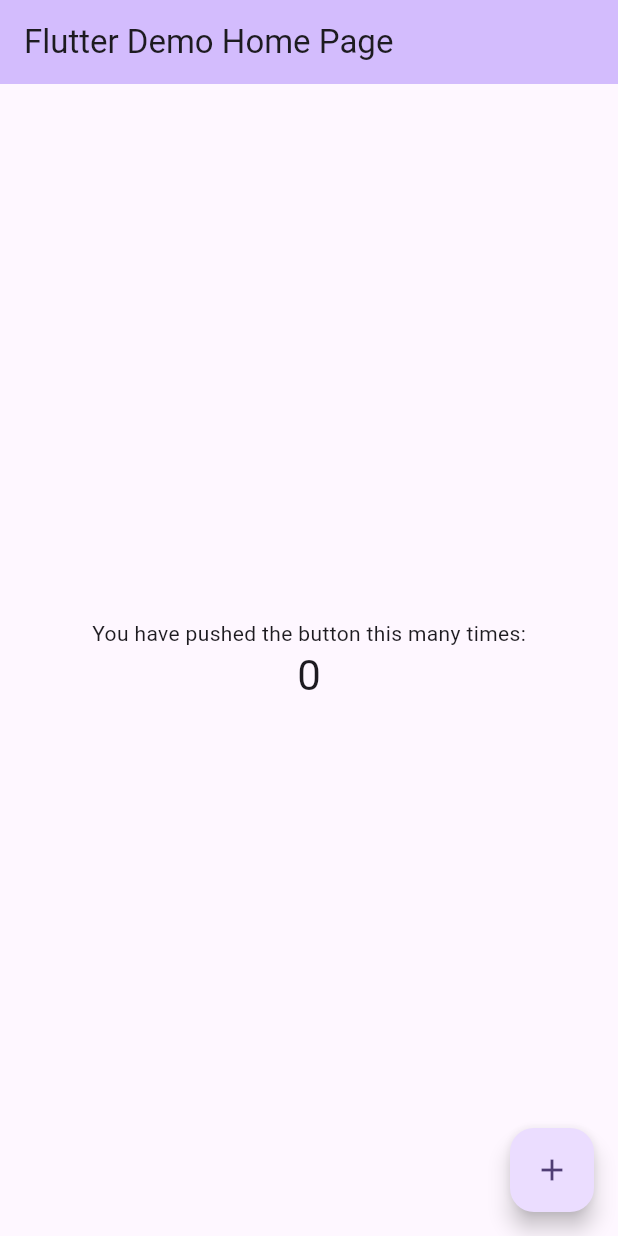
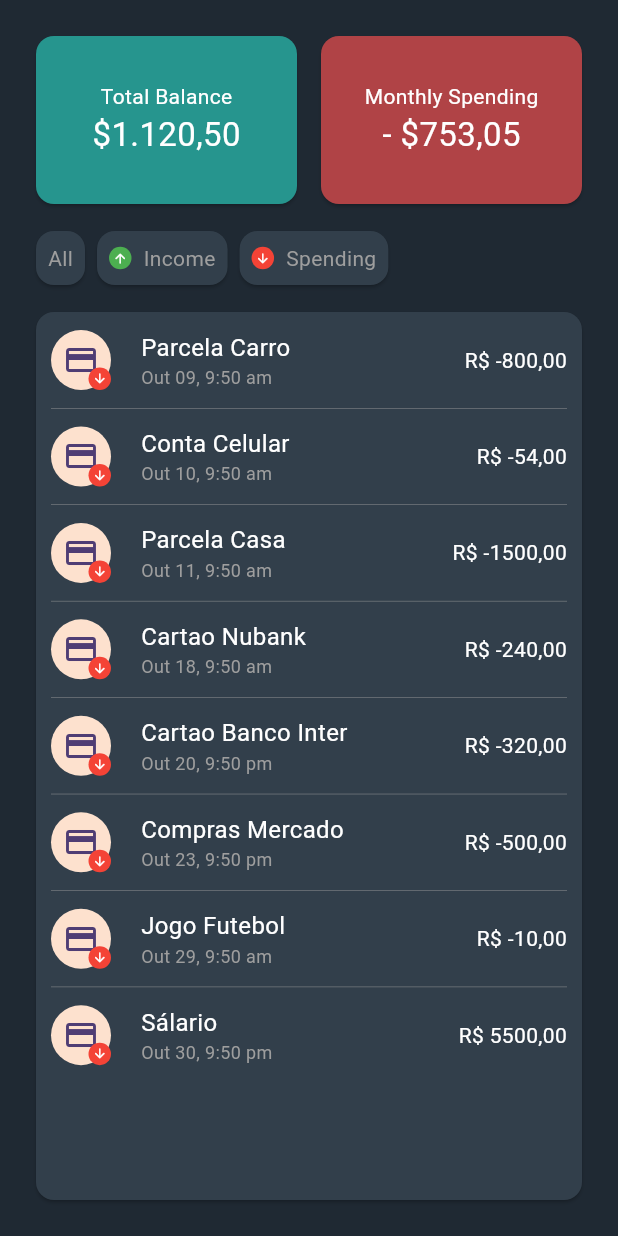
Before and after one commit to Brolby/monbly, a Flutter app: the screen it shows after launch, on a phone screen of 412 x 824 dp. Run offline on Flutter 3.47's test engine with Material 3 defaults, Android fonts, the phone set to English and light mode, and no system bars; missing offline and left inert: dart:ffi.

Commit message:
fazendo as primeiras telas e testando layouts

```diff
--- /dev/null
+++ b/lib/expense_model.dart
@@ -0,0 +1,44 @@
+import 'dart:convert';
+
+class ExpenseModel {
+  final String expenseday;
+  final String expenseWeekDay;
+  final String expenseName;
+  final String expenseCategory;
+  final String expenseValue;
+  bool expenseWasPaid;
+  ExpenseModel({
+    required this.expenseday,
+    required this.expenseWeekDay,
+    required this.expenseName,
+    required this.expenseCategory,
+    required this.expenseValue,
+    required this.expenseWasPaid,
+  });
+
+  Map<String, dynamic> toMap() {
+    return {
+      'expenseday': expenseday,
+      'expenseWeekDay': expenseWeekDay,
+      'expenseName': expenseName,
+      'expenseCategory': expenseCategory,
+      'expenseValue': expenseValue,
+      'expenseWasPaid': expenseWasPaid,
+    };
+  }
+
+  factory ExpenseModel.fromMap(Map<String, dynamic> map) {
+    return ExpenseModel(
+      expenseday: map['expenseday'] ?? '',
+      expenseWeekDay: map['expenseWeekDay'] ?? '',
+      expenseName: map['expenseName'] ?? '',
+      expenseCategory: map['expenseCategory'] ?? '',
+      expenseValue: map['expenseValue'] ?? '',
+      expenseWasPaid: map['expenseWasPaid'] ?? '',
+    );
+  }
+
+  String toJson() => json.encode(toMap());
+
+  factory ExpenseModel.fromJson(String source) => ExpenseModel.fromMap(json.decode(source));
+}
--- /dev/null
+++ b/lib/expense_page.dart
@@ -0,0 +1,242 @@
+import 'dart:ffi';
+
+import 'package:flutter/material.dart';
+import 'package:monbly/expense_model.dart';
+import 'package:monbly/item_expense_widget.dart';
+
+class ExpensePage extends StatefulWidget {
+  const ExpensePage({super.key});
+
+  @override
+  State<ExpensePage> createState() => _ExpensePageState();
+}
+
+class _ExpensePageState extends State<ExpensePage> {
+  List<ExpenseModel> expenses = [
+    ExpenseModel(
+        expenseday: "02",
+        expenseWeekDay: "QUI",
+        expenseName: "Parcela Carro",
+        expenseCategory: "Out 09, 9:50 am",
+        expenseValue: "R\$ -800,00",
+        expenseWasPaid: true),
+    ExpenseModel(
+        expenseday: "03",
+        expenseWeekDay: "SEX",
+        expenseName: "Conta Celular",
+        expenseCategory: "Out 10, 9:50 am",
+        expenseValue: "R\$ -54,00",
+        expenseWasPaid: true),
+    ExpenseModel(
+        expenseday: "04",
+        expenseWeekDay: "SAB",
+        expenseName: "Parcela Casa",
+        expenseCategory: "Out 11, 9:50 am",
+        expenseValue: "R\$ -1500,00",
+        expenseWasPaid: true),
+    ExpenseModel(
+        expenseday: "05",
+        expenseWeekDay: "DOM",
+        expenseName: "Cartao Nubank",
+        expenseCategory: "Out 18, 9:50 am",
+        expenseValue: "R\$ -240,00",
+        expenseWasPaid: false),
+    ExpenseModel(
+        expenseday: "06",
+        expenseWeekDay: "SEG",
+        expenseName: "Cartao Banco Inter",
+        expenseCategory: "Out 20, 9:50 pm",
+        expenseValue: "R\$ -320,00",
+        expenseWasPaid: false),
+    ExpenseModel(
+        expenseday: "07",
+        expenseWeekDay: "TER",
+        expenseName: "Compras Mercado",
+        expenseCategory: "Out 23, 9:50 pm",
+        expenseValue: "R\$ -500,00",
+        expenseWasPaid: false),
+    ExpenseModel(
+        expenseday: "08",
+        expenseWeekDay: "QUA",
+        expenseName: "Jogo Futebol",
+        expenseCategory: "Out 29, 9:50 am",
+        expenseValue: "R\$ -10,00",
+        expenseWasPaid: false),
+    ExpenseModel(
+        expenseday: "30",
+        expenseWeekDay: "QUA",
+        expenseName: "Sálario",
+        expenseCategory: "Out 30, 9:50 pm",
+        expenseValue: "R\$ 5500,00",
+        expenseWasPaid: true)
+  ];
+
+  @override
+  Widget build(BuildContext context) {
+    return Scaffold(
+      backgroundColor: const Color.fromARGB(255, 31, 41, 51),
+      body: Padding(
+        padding: EdgeInsets.only(top: MediaQuery.of(context).padding.top),
+        child: Center(
+          child: Padding(
+            padding: const EdgeInsets.all(20),
+            child: Column(
+              children: [
+                const Row(
+                  mainAxisAlignment: MainAxisAlignment.spaceBetween,
+                  children: [
+                    Expanded(
+                      child: SizedBox(
+                        height: 120,
+                        child: Card(
+                          color: Color.fromARGB(255, 38, 149, 142),
+                          child: Column(
+                            mainAxisAlignment: MainAxisAlignment.center,
+                            children: [
+                              Text("Total Balance",
+                                  style: TextStyle(
+                                      color: Colors.white, fontSize: 14)),
+                              Text("\$1.120,50",
+                                  style: TextStyle(
+                                      color: Colors.white, fontSize: 22))
+                            ],
+                          ),
+                        ),
+                      ),
+                    ),
+                    SizedBox(width: 8),
+                    Expanded(
+                      child: SizedBox(
+                        height: 120,
+                        child: Card(
+                          color: Color.fromARGB(255, 176, 67, 70),
+                          child: Column(
+                            mainAxisAlignment: MainAxisAlignment.center,
+                            children: [
+                              Text("Monthly Spending",
+                                  style: TextStyle(
+                                      color: Colors.white, fontSize: 14)),
+                              Text("- \$753,05",
+                                  style: TextStyle(
+                                      color: Colors.white, fontSize: 22))
+                            ],
+                          ),
+                        ),
+                      ),
+                    ),
+                  ],
+                ),
+                const Padding(
+                  padding: EdgeInsets.symmetric(vertical: 10),
+                  child: Row(
+                    children: [
+                      Card(
+                        color: Color.fromARGB(255, 50, 63, 75),
+                        child: Padding(
+                          padding: EdgeInsets.all(8.0),
+                          child: Text(
+                            "All",
+                            style: TextStyle(color: Colors.grey),
+                          ),
+                        ),
+                      ),
+                      Card(
+                        color: Color.fromARGB(255, 50, 63, 75),
+                        child: Padding(
+                          padding: EdgeInsets.all(8.0),
+                          child: Row(
+                            children: [
+                              SizedBox(
+                                height: 15,
+                                width: 15,
+                                child: CircleAvatar(
+                                  backgroundColor: Colors.green,
+                                  child: Icon(
+                                    Icons.arrow_upward_rounded,
+                                    size: 10,
+                                    color: Colors.white,
+                                  ),
+                                ),
+                              ),
+                              SizedBox(width: 8),
+                              Text(
+                                "Income",
+                                style: TextStyle(color: Colors.grey),
+                              ),
+                            ],
+                          ),
+                        ),
+                      ),
+                      Card(
+                        color: Color.fromARGB(255, 50, 63, 75),
+                        child: Padding(
+                          padding: EdgeInsets.all(8.0),
+                          child: Row(
+                            children: [
+                              SizedBox(
+                                height: 15,
+                                width: 15,
+                                child: CircleAvatar(
+                                  backgroundColor: Colors.red,
+                                  child: Icon(
+                                    Icons.arrow_downward_rounded,
+                                    size: 10,
+                                    color: Colors.white,
+                                  ),
+                                ),
+                              ),
+                              SizedBox(width: 8),
+                              Text(
+                                "Spending",
+                                style: TextStyle(color: Colors.grey),
+                              ),
+                            ],
+                          ),
+                        ),
+                      ),
+                    ],
+                  ),
+                ),
+                Expanded(
+                  child: Card(
+                      color: const Color.fromARGB(255, 50, 63, 75),
+                      child: Padding(
+                        padding: const EdgeInsets.only(left: 10, right: 10),
+                        child: ListView.separated(
+                            physics: const BouncingScrollPhysics(),
+                            padding: EdgeInsets.zero,
+                            itemCount: expenses.length,
+                            separatorBuilder: (context, index) => SizedBox(
+                                  width: double.infinity,
+                                  child: Container(
+                                    color: Colors.grey,
+                                    height: 0.3,
+                                  ),
+                                ),
+                            itemBuilder: (context, index) {
+                              final data = expenses[index];
+                              return ItemExpenseWidget(
+                                eDay: data.expenseday,
+                                eWeekDay: data.expenseWeekDay,
+                                eValue: data.expenseValue,
+                                eName: data.expenseName,
+                                eCategory: data.expenseCategory,
+                                eWasPaid: data.expenseWasPaid,
+                                wasChecked: (value) {
+                                  setState(() {
+                                    expenses[index].expenseWasPaid =
+                                        !expenses[index].expenseWasPaid;
+                                  });
+                                },
+                              );
+                            }),
+                      )),
+                ),
+              ],
+            ),
+          ),
+        ),
+      ),
+    );
+  }
+}
--- /dev/null
+++ b/lib/item_expense_widget.dart
@@ -0,0 +1,81 @@
+import 'package:flutter/material.dart';
+
+class ItemExpenseWidget extends StatefulWidget {
+  final String eDay;
+  final String eWeekDay;
+  final String eName;
+  final String? eCategory;
+  final String eValue;
+  final bool eWasPaid;
+  final void Function(bool?)? wasChecked;
+  const ItemExpenseWidget(
+      {super.key,
+      required this.eDay,
+      required this.eWeekDay,
+      required this.eName,
+      this.eCategory,
+      required this.eValue,
+      required this.eWasPaid,
+      required this.wasChecked});
+
+  @override
+  State<ItemExpenseWidget> createState() => _ItemExpenseWidgetState();
+}
+
+class _ItemExpenseWidgetState extends State<ItemExpenseWidget> {
+  @override
+  Widget build(BuildContext context) {
+    return Column(
+      children: [
+        Padding(
+          padding: const EdgeInsets.symmetric(vertical: 12),
+          child: Row(
+            mainAxisAlignment: MainAxisAlignment.center,
+            children: [
+              const Stack(alignment: AlignmentDirectional.bottomEnd, children: [
+                              CircleAvatar(
+              backgroundColor: Color.fromARGB(255, 253, 225, 206),
+              child: Icon(Icons.credit_card),
+                              ),
+                              SizedBox(
+              height: 15,
+              width: 15,
+              child: CircleAvatar(
+                backgroundColor: Colors.red,
+                child: Icon(
+                  Icons.arrow_downward_rounded,
+                  size: 10,
+                  color: Colors.white,
+                ),
+              ),
+                              ),
+                            ]),
+              Padding(
+                padding: const EdgeInsets.only(left: 20),
+                child: Column(
+                  crossAxisAlignment: CrossAxisAlignment.start,
+                  children: [
+                    Text(
+                      widget.eName,
+                      style: const TextStyle(fontSize: 16, color: Colors.white),
+                    ),
+                    if (widget.eCategory != null)
+                      Text(
+                        widget.eCategory!,
+                        style: const TextStyle(fontSize: 12, color: Colors.grey),
+                      ),
+                  ],
+                ),
+              ),
+              const Spacer(),
+              Text(
+                widget.eValue,
+                style: const TextStyle(color: Colors.white),
+              ),
+            ],
+          ),
+        ),
+      ],
+    );
+  }
+}
--- a/lib/main.dart
+++ b/lib/main.dart
@@ -1,4 +1,5 @@
 import 'package:flutter/material.dart';
+import 'package:monbly/expense_page.dart';
 
 void main() {
   runApp(const MyApp());
@@ -10,60 +11,12 @@ class MyApp extends StatelessWidget {
   @override
   Widget build(BuildContext context) {
     return MaterialApp(
-      title: 'Flutter Demo',
+      debugShowCheckedModeBanner: false,
       theme: ThemeData(
         colorScheme: ColorScheme.fromSeed(seedColor: Colors.deepPurple),
         useMaterial3: true,
       ),
-      home: const MyHomePage(title: 'Flutter Demo Home Page'),
+      home: const ExpensePage(),
     );
   }
 }
-
-class MyHomePage extends StatefulWidget {
-  const MyHomePage({super.key, required this.title});
-
-  final String title;
-
-  @override
-  State<MyHomePage> createState() => _MyHomePageState();
-}
-
-class _MyHomePageState extends State<MyHomePage> {
-  int _counter = 0;
-
-  void _incrementCounter() {
-    setState(() {
-      _counter++;
-    });
-  }
-
-  @override
-  Widget build(BuildContext context) {
-    return Scaffold(
-      appBar: AppBar(
-        backgroundColor: Theme.of(context).colorScheme.inversePrimary,
-        title: Text(widget.title),
-      ),
-      body: Center(
-        child: Column(
-          mainAxisAlignment: MainAxisAlignment.center,
-          children: <Widget>[
-            const Text(
-              'You have pushed the button this many times:',
-            ),
-            Text(
-              '$_counter',
-              style: Theme.of(context).textTheme.headlineMedium,
-            ),
-          ],
-        ),
-      ),
-      floatingActionButton: FloatingActionButton(
-        onPressed: _incrementCounter,
-        tooltip: 'Increment',
-        child: const Icon(Icons.add),
-      ),
-    );
-  }
-}
```
